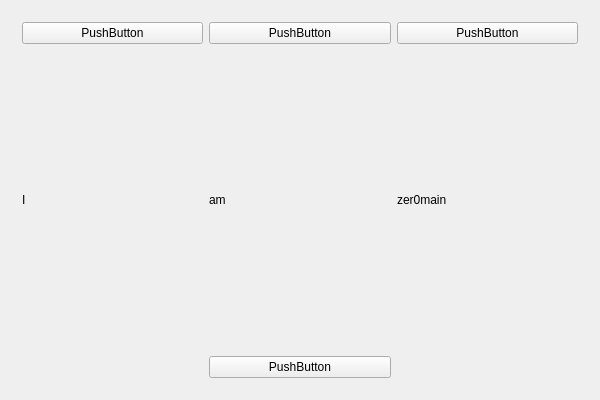
Qt form src/view/battleship/mainwindow.ui (zer0main/battleship) before a commit.
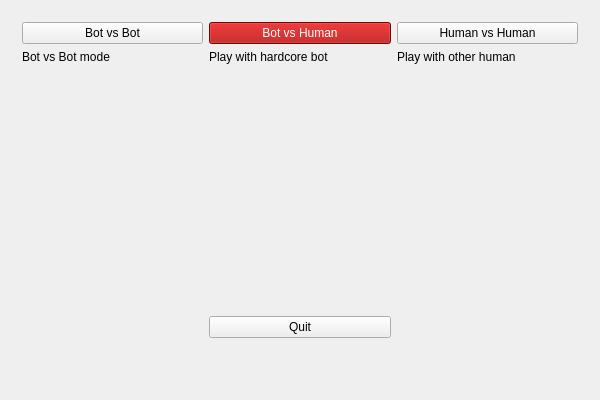
The same form after that commit.

Commit message: Rename buttons; change labels; main button colour

Diff of the .ui file:
```diff
--- a/src/view/battleship/mainwindow.ui
+++ b/src/view/battleship/mainwindow.ui
@@ -15,7 +15,7 @@
   </property>
   <widget class="QWidget" name="centralWidget">
    <layout class="QGridLayout" name="gridLayout" rowstretch="1,0">
-    <item row="0" column="1">
+    <item row="0" column="0">
      <widget class="QStackedWidget" name="stackedWidget">
       <widget class="QWidget" name="startpage">
        <layout class="QGridLayout" name="gridLayout" rowstretch="1,0,0,0">
@@ -24,35 +24,65 @@
           <item>
            <widget class="QPushButton" name="pushButton">
             <property name="text">
-             <string>PushButton</string>
+             <string>Bot vs Bot</string>
             </property>
            </widget>
           </item>
           <item>
            <widget class="QLabel" name="label">
             <property name="text">
-             <string>I</string>
+             <string>Bot vs Bot mode</string>
             </property>
            </widget>
           </item>
+          <item>
+           <spacer name="verticalSpacer">
+            <property name="orientation">
+             <enum>Qt::Vertical</enum>
+            </property>
+            <property name="sizeHint" stdset="0">
+             <size>
+              <width>20</width>
+              <height>40</height>
+             </size>
+            </property>
+           </spacer>
+          </item>
          </layout>
         </item>
         <item row="0" column="1">
          <layout class="QVBoxLayout" name="verticalLayout_2">
           <item>
-           <widget class="QPushButton" name="pushButton_2">
+           <widget class="QPushButton" name="BotVsHuman">
+            <property name="styleSheet">
+             <string notr="true">background-color: rgb(170, 0, 0);
+color: rgb(255, 255, 255);</string>
+            </property>
             <property name="text">
-             <string>PushButton</string>
+             <string>Bot vs Human</string>
             </property>
            </widget>
           </item>
           <item>
            <widget class="QLabel" name="label_2">
             <property name="text">
-             <string>am</string>
+             <string>Play with hardcore bot </string>
             </property>
            </widget>
           </item>
+          <item>
+           <spacer name="verticalSpacer_2">
+            <property name="orientation">
+             <enum>Qt::Vertical</enum>
+            </property>
+            <property name="sizeHint" stdset="0">
+             <size>
+              <width>20</width>
+              <height>40</height>
+             </size>
+            </property>
+           </spacer>
+          </item>
          </layout>
         </item>
         <item row="0" column="2">
@@ -60,26 +90,52 @@
           <item>
            <widget class="QPushButton" name="pushButton_3">
             <property name="text">
-             <string>PushButton</string>
+             <string>Human vs Human</string>
             </property>
            </widget>
           </item>
           <item>
            <widget class="QLabel" name="label_3">
             <property name="text">
-             <string>zer0main</string>
+             <string>Play with other human</string>
             </property>
            </widget>
           </item>
+          <item>
+           <spacer name="verticalSpacer_3">
+            <property name="orientation">
+             <enum>Qt::Vertical</enum>
+            </property>
+            <property name="sizeHint" stdset="0">
+             <size>
+              <width>20</width>
+              <height>40</height>
+             </size>
+            </property>
+           </spacer>
+          </item>
          </layout>
         </item>
-        <item row="1" column="1">
-         <widget class="QPushButton" name="pushButton_4">
+        <item row="2" column="1">
+         <widget class="QPushButton" name="QuitButton">
           <property name="text">
-           <string>PushButton</string>
+           <string>Quit</string>
           </property>
          </widget>
         </item>
+        <item row="3" column="1">
+         <spacer name="verticalSpacer_4">
+          <property name="orientation">
+           <enum>Qt::Vertical</enum>
+          </property>
+          <property name="sizeHint" stdset="0">
+           <size>
+            <width>20</width>
+            <height>40</height>
+           </size>
+          </property>
+         </spacer>
+        </item>
        </layout>
       </widget>
       <widget class="QWidget" name="inputpage"/>
```
Left out of the diff: 4 changed lines with no effect on the pictures.
